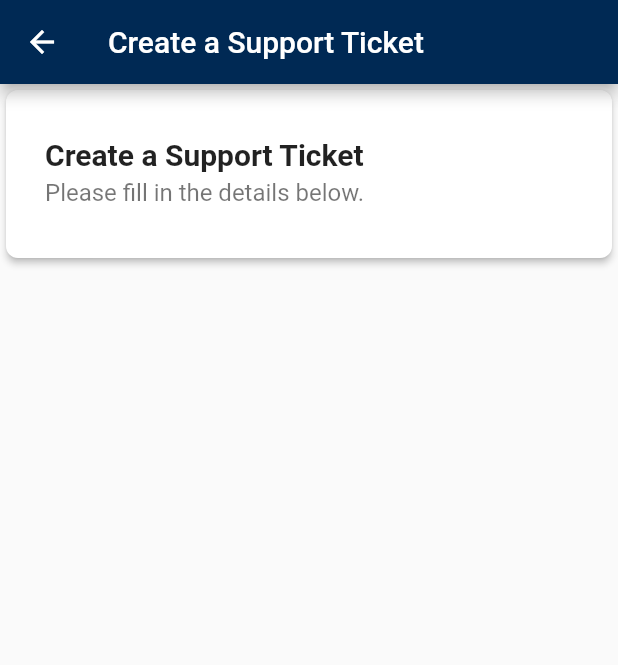
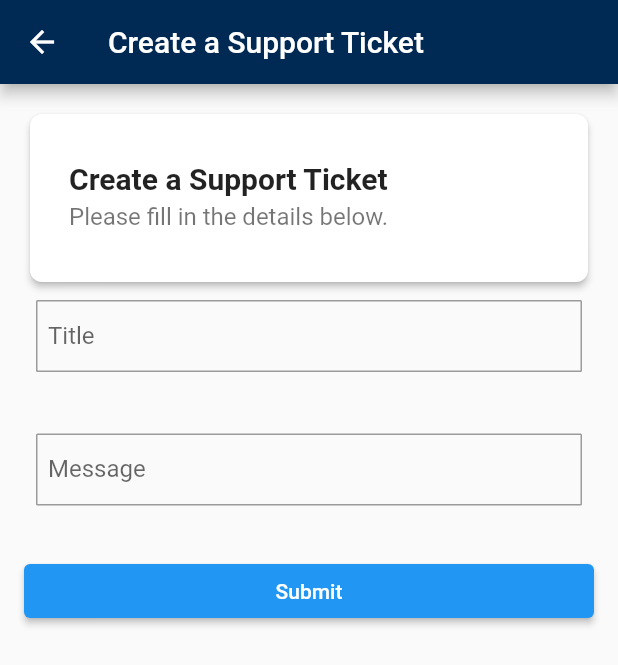
Before and after one commit to Pejuang-PBP/tk2_pbp, a Flutter app: the RequestDonorReport screen opened directly, after a tap on the "add" icon, on a phone screen of 412 x 824 dp. Shown: the top 665 px of the screen. Run offline on Flutter 3.47's test engine with Material 2 defaults, Android fonts, the phone set to English and light mode, and no system bars; our stand-ins replace carousel_slider, email_validator, shared_preferences; accounts and stored records are empty; network calls fail.

Commit message:
Finish report system for pencari donor

```diff
--- a/lib/screens/request_pencari_donor_report.dart
+++ b/lib/screens/request_pencari_donor_report.dart
@@ -1,4 +1,4 @@
-// ignore_for_file: unused_local_variable, avoid_print
+// ignore_for_file: unused_local_variable, avoid_print, unused_import
 
 import 'dart:convert';
 import 'package:flutter/material.dart';
@@ -26,7 +26,9 @@ class _RequestDonorReportState extends State<RequestDonorReport> {
     super.initState();
     WidgetsBinding.instance!.addPostFrameCallback((timeStamp) {
       final request = Provider.of<CookieRequest>(context, listen: false);
-      request.get("http://localhost:8000/dashboard-pencari/api/report").then((item) {
+      request
+          .get("http://localhost:8000/dashboard-pencari/api/report")
+          .then((item) {
         setState(() {
           notifications = item;
         });
@@ -46,7 +48,10 @@ class _RequestDonorReportState extends State<RequestDonorReport> {
               icon: const Icon(Icons.add),
               tooltip: 'Create Support Ticket',
               onPressed: () {
-                Navigator.push(context, MaterialPageRoute(builder: (context) => const RequestDonorReportForm()));
+                Navigator.push(
+                    context,
+                    MaterialPageRoute(
+                        builder: (context) => const RequestDonorReportForm()));
               },
             ),
           ],
@@ -54,7 +59,7 @@ class _RequestDonorReportState extends State<RequestDonorReport> {
         body: Center(
           // Center is a layout widget. It takes a single child and positions it
           // in the middle of the parent.
-          child: Column(
+          child: ListView(
             // Column is also a layout widget. It takes a list of children and
             // arranges them vertically. By default, it sizes itself to fit its
             // children horizontally, and tries to be as tall as its parent.
@@ -69,18 +74,26 @@ class _RequestDonorReportState extends State<RequestDonorReport> {
             // center the children vertically; the main axis here is the vertical
             // axis because Columns are vertical (the cross axis would be
             // horizontal).
-            mainAxisAlignment: MainAxisAlignment.start,
             children: <Widget>[
-              const PageHeader(title: "Support Center", subtitle: "If you have any problems, create a support ticket by pressing the button on the top right."),
+              const PageHeader(
+                  title: "Support Center",
+                  subtitle:
+                      "If you have any problems, create a support ticket by pressing the button on the top right."),
               if (notifications.isEmpty)
-                MenuItem(title: "You do not have any ongoing reports", subtitle: "Please create a report if you are having any issues.", onClick: () {})
+                MenuItem(
+                    title: "You do not have any ongoing reports",
+                    subtitle:
+                        "Please create a report if you are having any issues.",
+                    onClick: () {})
               else
                 ...notifications.map((item) {
                   return MenuItem(
                     title: item['title'],
-                    subtitle: "Replies: " + jsonDecode(item['replies']).length.toString(),
+                    subtitle: "Replies: " +
+                        jsonDecode(item['replies']).length.toString(),
                     onClick: () {
-                      Navigator.push(context, MaterialPageRoute(builder: (context) {
+                      Navigator.push(context,
+                          MaterialPageRoute(builder: (context) {
                         return RequestDonorReportDetails(item: item);
                       }));
                     },
--- a/lib/screens/request_pencari_donor_report_form.dart
+++ b/lib/screens/request_pencari_donor_report_form.dart
@@ -1,7 +1,8 @@
+// ignore_for_file: prefer_const_literals_to_create_immutables
+
 import 'package:flutter/material.dart';
 import 'package:provider/provider.dart';
 
-import 'package:tk2_pbp/components/menu_items.dart';
 import 'package:tk2_pbp/components/page_header.dart';
 import 'package:tk2_pbp/helpers/authenticated_request.dart';
 
@@ -13,7 +14,10 @@ class RequestDonorReportForm extends StatefulWidget {
 }
 
 class _RequestDonorReportFormState extends State<RequestDonorReportForm> {
+  final _formKey = GlobalKey<FormState>();
   CookieRequest request = CookieRequest();
+  String title = "";
+  String message = "";
 
   @override
   void initState() {
@@ -33,13 +37,95 @@ class _RequestDonorReportFormState extends State<RequestDonorReportForm> {
           title: const Text('Create a Support Ticket'),
           backgroundColor: const Color.fromRGBO(0, 41, 84, 1),
         ),
-        body: Center(
-          child: ListView(
-            children: <Widget>[
-              const PageHeader(title: "Create a Support Ticket", subtitle: "Please fill in the details below."),
+        body: Form(
+            key: _formKey,
+            child: Center(
+              child: ListView(
+                padding: EdgeInsets.all(16.0),
+                children: <Widget>[
+                  const PageHeader(
+                      title: "Create a Support Ticket",
+                      subtitle: "Please fill in the details below."),
+                  Container(
+                    margin: EdgeInsets.only(bottom: 25),
+                    padding: EdgeInsets.all(8.0),
+                    child: TextFormField(
+                      onSaved: (String? value) {
+                        if (value != null) {
+                          title = value;
+                        }
+                      },
+                      decoration: InputDecoration(
+                        labelText: "Title",
+                        contentPadding: EdgeInsets.all(8),
+                        border: OutlineInputBorder(
+                            borderRadius: BorderRadius.circular(1.0)),
+                      ),
+                      validator: (value) {
+                        if (value!.isEmpty) {
+                          return "Wajib diisi";
+                        }
+                        setState(() {
+                          title = value;
+                        });
+                        return null;
+                      },
+                    ),
+                  ),
+                  Container(
+                    margin: EdgeInsets.only(bottom: 25),
+                    padding: EdgeInsets.all(8.0),
+                    child: TextFormField(
+                      onSaved: (String? value) {
+                        if (value != null) {
+                          setState(() {
+                            message = value;
+                          });
+                        }
+                      },
+                      decoration: InputDecoration(
+                        labelText: "Message",
+                        contentPadding: EdgeInsets.all(8),
+                        border: OutlineInputBorder(
+                            borderRadius: BorderRadius.circular(1.0)),
+                      ),
+                      validator: (value) {
+                        if (value!.isEmpty) {
+                          return "Wajib diisi";
+                        }
+                        setState(() {
+                          message = value;
+                        });
+                        return null;
+                      },
+                    ),
+                  ),
+                  Container(
+                      width: double.infinity,
+                      child: ElevatedButton(
+                          onPressed: () async {
+                            print("CALLED");
+                            if (_formKey.currentState!.validate()) {
+                              final response = await request.post(
+                                  "http://localhost:8000/dashboard-pencari/api/report",
+                                  {
+                                    "title": title,
+                                    "message": message,
+                                  });
 
-            ],
-          ),
-        ));
+                              if (response["status"] == true) {
+                                ScaffoldMessenger.of(context)
+                                    .showSnackBar(SnackBar(
+                                  content: Text(
+                                      "Successfully Created Support Ticket"),
+                                ));
+                                Navigator.pop(context);
+                              }
+                            }
+                          },
+                          child: Text("Submit")))
+                ],
+              ),
+            )));
   }
 }
```
